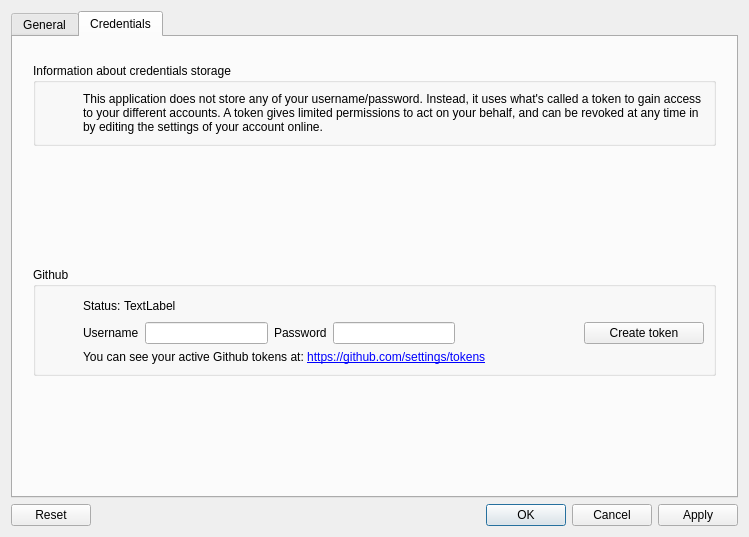
Old version of the form src/ui/skeletons/config_dialog.ui in the repository 132nd-etcher/EASI.
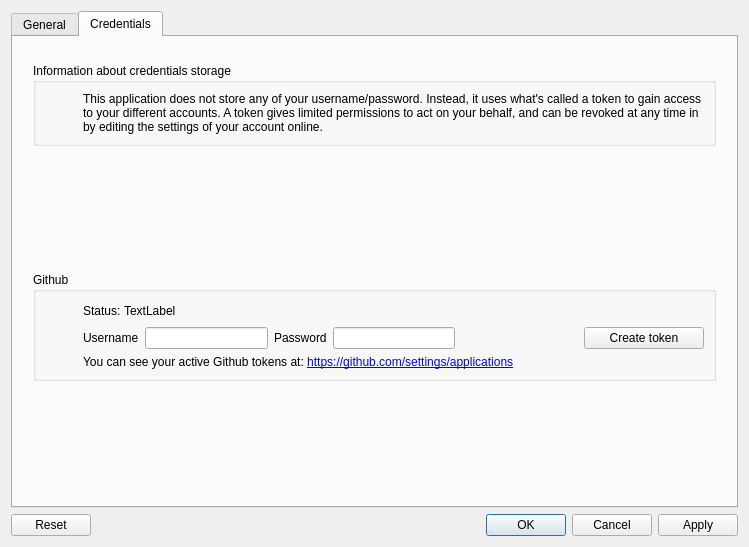
New version of the form. Icons and pictures are not drawn.

Commit message: worked on GH token instead of DB ...

The edit to the form file:
```diff
--- a/src/ui/skeletons/config_dialog.ui
+++ b/src/ui/skeletons/config_dialog.ui
@@ -10,7 +10,7 @@
     <x>0</x>
     <y>0</y>
     <width>749</width>
-    <height>526</height>
+    <height>547</height>
    </rect>
   </property>
   <property name="windowTitle">
@@ -483,7 +483,7 @@
               <item>
                <widget class="QLabel" name="label">
                 <property name="text">
-                 <string>&lt;html&gt;&lt;head/&gt;&lt;body&gt;&lt;p&gt;You can see your active Github tokens at: &lt;a href=&quot;https://github.com/settings/tokens&quot;&gt;&lt;span style=&quot; text-decoration: underline; color:#0000ff;&quot;&gt;https://github.com/settings/tokens&lt;/span&gt;&lt;/a&gt;&lt;/p&gt;&lt;/body&gt;&lt;/html&gt;</string>
+                 <string>&lt;html&gt;&lt;head/&gt;&lt;body&gt;&lt;p&gt;You can see your active Github tokens at: &lt;a href=&quot;https://github.com/settings/applications&quot;&gt;&lt;span style=&quot; text-decoration: underline; color:#0000ff;&quot;&gt;https://github.com/settings/applications&lt;/span&gt;&lt;/a&gt;&lt;/p&gt;&lt;/body&gt;&lt;/html&gt;</string>
                 </property>
                 <property name="textFormat">
                  <enum>Qt::RichText</enum>
```
The commit also changes 20 other files.
